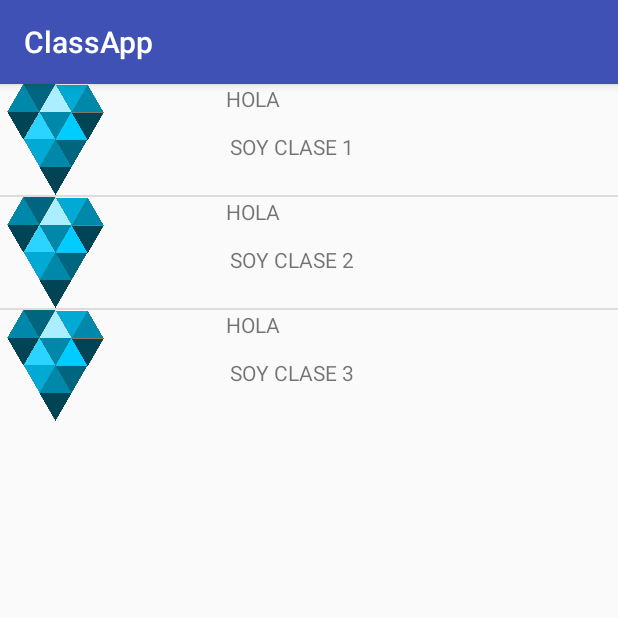
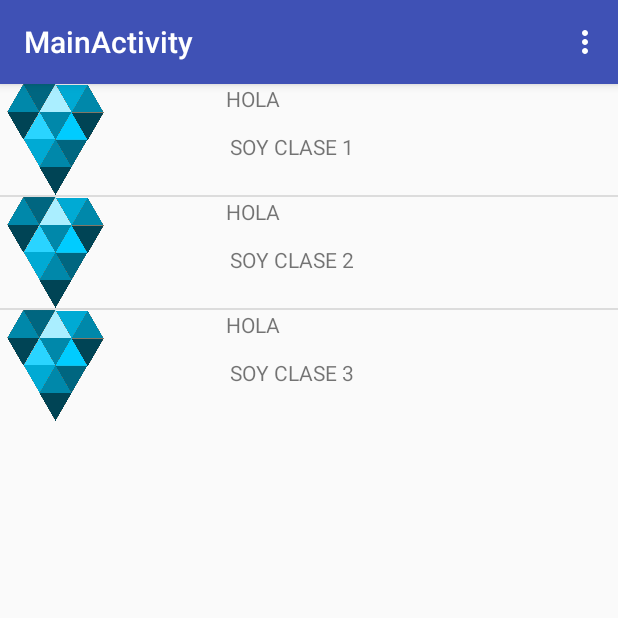
Before and after one commit to jotesan/ClassApp, an Android app: the screen it shows after launch (MainActivity), on a phone screen of 412 x 824 dp, the top half of it. Run offline under Robolectric (Android 15) with nearby library versions, the phone set to English and light mode, and no system bars.

Commit message:
action bar funciona

```diff
--- a/app/build.gradle
+++ b/app/build.gradle
@@ -23,4 +23,5 @@ dependencies {
     compile fileTree(dir: 'libs', include: ['*.jar'])
     testCompile 'junit:junit:4.12'
     compile 'com.android.support:appcompat-v7:24.2.1'
+    compile 'com.android.support:design:24.2.1'
 }
--- a/app/src/main/java/android/frontend/classapp/org/classapp/MainActivity.java
+++ b/app/src/main/java/android/frontend/classapp/org/classapp/MainActivity.java
@@ -1,8 +1,13 @@
 package android.frontend.classapp.org.classapp;
 
 import android.content.Intent;
+import android.support.v7.app.ActionBar;
 import android.support.v7.app.AppCompatActivity;
 import android.os.Bundle;
+import android.support.v7.widget.Toolbar;
+import android.util.Log;
+import android.view.Menu;
+import android.view.MenuItem;
 import android.view.View;
 import android.view.WindowManager;
 import android.widget.AdapterView;
@@ -15,15 +20,28 @@ public class MainActivity extends AppCompatActivity {
 
     private ListView listViewTask;
     private ArrayList<Classes> clases;
+
+
+
+
+
+
     @Override
     protected void onCreate(Bundle savedInstanceState) {
         //super.onCreate(savedInstanceState);
 
         super.onCreate(savedInstanceState);
-        setContentView(R.layout.activity_main);
+
+       // setContentView(R.layout.activity_main);
+        setContentView(R.layout.list_menu);
+
+        Toolbar myToolbar = (Toolbar) findViewById(R.id.my_toolbar);
+        setSupportActionBar(myToolbar);
+
+        ActionBar actionBar = getSupportActionBar();
+        actionBar.setTitle("MainActivity");
 
 
-        setContentView(R.layout.list_menu);
         //this.getWindow().setFlags(WindowManager.LayoutParams.FLAG_FULLSCREEN, WindowManager.LayoutParams.FLAG_FULLSCREEN);
        // setTitle("CLASES");
         clases = new ArrayList<Classes>();
@@ -52,7 +70,32 @@ public class MainActivity extends AppCompatActivity {
     }
 
 
+    @Override
+    public boolean onCreateOptionsMenu(Menu menu) {
+        super.onCreateOptionsMenu(menu);
+        getMenuInflater().inflate(R.menu.menu_main, menu);
+        return true;
+    }
 
+    @Override
+    public boolean onOptionsItemSelected(MenuItem item) {
+        switch (item.getItemId()) {
+            case R.id.action_star:
+                Log.d("PELLODEBUG","Star selected");
+                return true;
+            case R.id.action_settings:
+                Log.d("PELLODEBUG","Settings selected");
+                return true;
+          /*  case android.R.id.home:
+                NavUtils.navigateUpFromSameTask(this);
+                return true;*/
+            default:
+                // If we got here, the user's action was not recognized.
+                // Invoke the superclass to handle it.
+                return super.onOptionsItemSelected(item);
+
+        }
+    }
 
 
 
--- a/app/src/main/res/layout/list_menu.xml
+++ b/app/src/main/res/layout/list_menu.xml
@@ -2,6 +2,23 @@
 <LinearLayout xmlns:android="http://schemas.android.com/apk/res/android"
     android:orientation="vertical" android:layout_width="match_parent"
     android:layout_height="match_parent">
+
+
+
+    <android.support.design.widget.AppBarLayout
+        android:layout_width="match_parent"
+        android:layout_height="wrap_content"
+        android:theme="@style/AppTheme.AppBarOverlay">
+
+        <android.support.v7.widget.Toolbar
+            android:id="@+id/my_toolbar"
+            android:layout_width="match_parent"
+            android:layout_height="?attr/actionBarSize"
+            android:background="?attr/colorPrimary"
+            />
+
+    </android.support.design.widget.AppBarLayout>
+
 
     <ListView
         android:layout_width="match_parent"
--- /dev/null
+++ b/app/src/main/res/menu/menu_main.xml
@@ -0,0 +1,17 @@
+<?xml version="1.0" encoding="utf-8"?>
+
+<menu xmlns:android="http://schemas.android.com/apk/res/android"
+    xmlns:tools="http://schemas.android.com/ tools"
+    tools:context=".MainActivity">
+<item
+    android:id="@+id/action_star"
+    android:icon="@android:drawable/btn_star"
+    android:title="ABOUT"
+/>
+
+<!-- Settings, should always be in the overflow -->
+<item android:id="@+id/action_settings"
+    android:title="SETTINGS"
+/>
+
+</menu>
--- a/app/src/main/res/values/styles.xml
+++ b/app/src/main/res/values/styles.xml
@@ -8,4 +8,18 @@
         <item name="colorAccent">@color/colorAccent</item>
     </style>
 
+
+
+    <style name="AppTheme.NoActionBar">
+        <item name="windowActionBar">false</item>
+        <item name="windowNoTitle">true</item>
+    </style>
+
+    <style name="AppTheme.AppBarOverlay" parent="ThemeOverlay.AppCompat.Dark.ActionBar" />
+
+    <style name="AppTheme.PopupOverlay" parent="ThemeOverlay.AppCompat.Light" />
+
+
+
+
 </resources>
```
Also changed, not shown: app/src/main/AndroidManifest.xml (+9 -7 lines).
